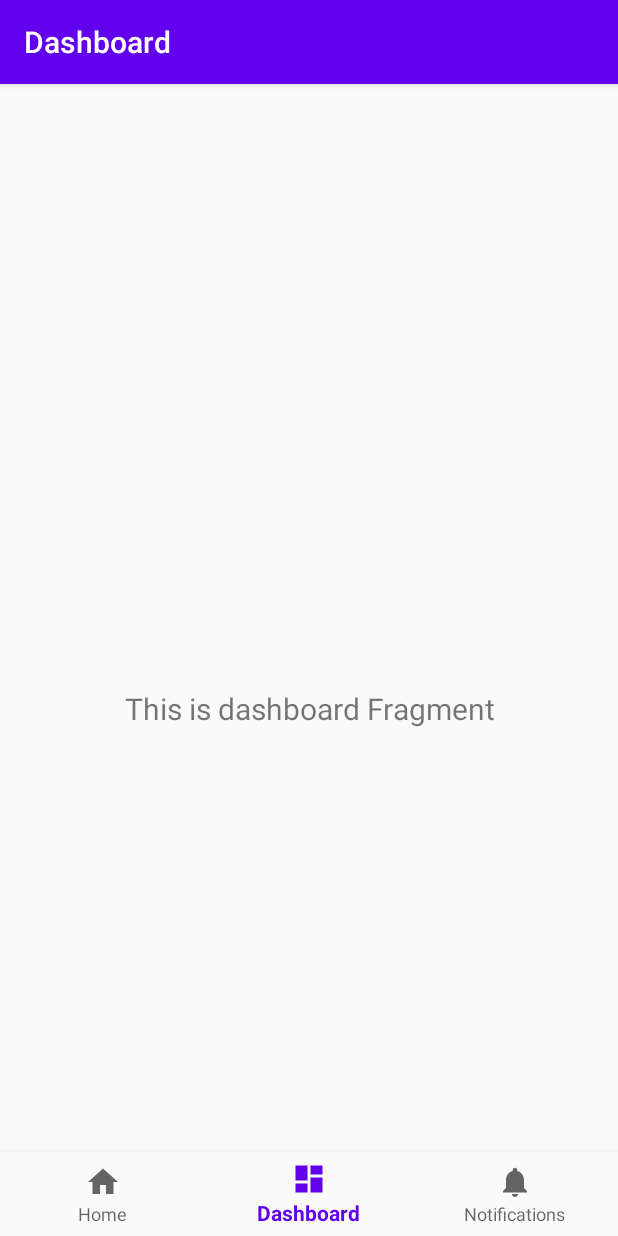
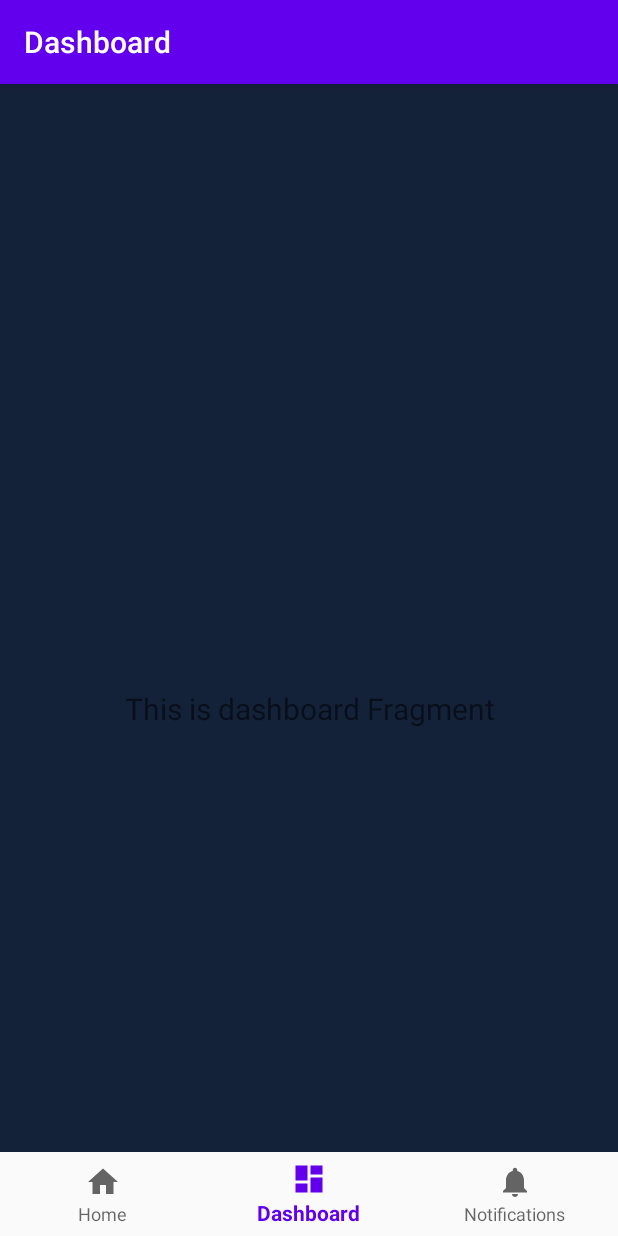
Before and after one commit to koharup/MusicalApp, an Android app: the screen it shows after launch (MainActivity), item 2 of the bottom bar chosen, on a phone screen of 412 x 824 dp. Run offline under Robolectric (Android 15) with nearby library versions, the phone set to English and light mode, and no system bars; our stand-ins replace navigation-ui.

Commit message:
最初の画面

```diff
--- a/app/src/main/java/com/example/musicalapp/MainActivity.kt
+++ b/app/src/main/java/com/example/musicalapp/MainActivity.kt
@@ -7,6 +7,7 @@ import androidx.navigation.findNavController
 import androidx.navigation.ui.AppBarConfiguration
 import androidx.navigation.ui.setupActionBarWithNavController
 import androidx.navigation.ui.setupWithNavController
+import kotlinx.android.synthetic.main.fragment_home.*
 
 class MainActivity : AppCompatActivity() {
 
@@ -22,5 +23,7 @@ class MainActivity : AppCompatActivity() {
                 R.id.navigation_home, R.id.navigation_dashboard, R.id.navigation_notifications))
         setupActionBarWithNavController(navController, appBarConfiguration)
         navView.setupWithNavController(navController)
+
+
     }
 }
--- a/app/src/main/java/com/example/musicalapp/ui/home/HomeFragment.kt
+++ b/app/src/main/java/com/example/musicalapp/ui/home/HomeFragment.kt
@@ -9,6 +9,7 @@ import androidx.fragment.app.Fragment
 import androidx.lifecycle.Observer
 import androidx.lifecycle.ViewModelProviders
 import com.example.musicalapp.R
+import kotlinx.android.synthetic.main.fragment_home.*
 
 class HomeFragment : Fragment() {
 
@@ -22,9 +23,11 @@ class HomeFragment : Fragment() {
         homeViewModel =
                 ViewModelProviders.of(this).get(HomeViewModel::class.java)
         val root = inflater.inflate(R.layout.fragment_home, container, false)
-        val textView: TextView = root.findViewById(R.id.text_home)
+        //val textView: TextView = root.findViewById(R.id.text_home)
         homeViewModel.text.observe(viewLifecycleOwner, Observer {
-            textView.text = it
+            //textView.text = it
+            homeWebView.settings.javaScriptEnabled = true
+            homeWebView.loadUrl("file:///android_asset/html/index.html")
         })
         return root
     }
--- a/app/src/main/java/com/example/musicalapp/ui/home/HomeViewModel.kt
+++ b/app/src/main/java/com/example/musicalapp/ui/home/HomeViewModel.kt
@@ -8,6 +8,7 @@ class HomeViewModel : ViewModel() {
 
     private val _text = MutableLiveData<String>().apply {
         value = "This is home Fragment"
+
     }
     val text: LiveData<String> = _text
 }
--- a/app/src/main/res/layout/activity_main.xml
+++ b/app/src/main/res/layout/activity_main.xml
@@ -4,6 +4,7 @@
     android:id="@+id/container"
     android:layout_width="match_parent"
     android:layout_height="match_parent"
+    android:background="#142239"
     android:paddingTop="?attr/actionBarSize">
 
     <com.google.android.material.bottomnavigation.BottomNavigationView
```
Also changed, not shown: app/src/main/res/layout/fragment_home.xml (+3 -8 lines).
